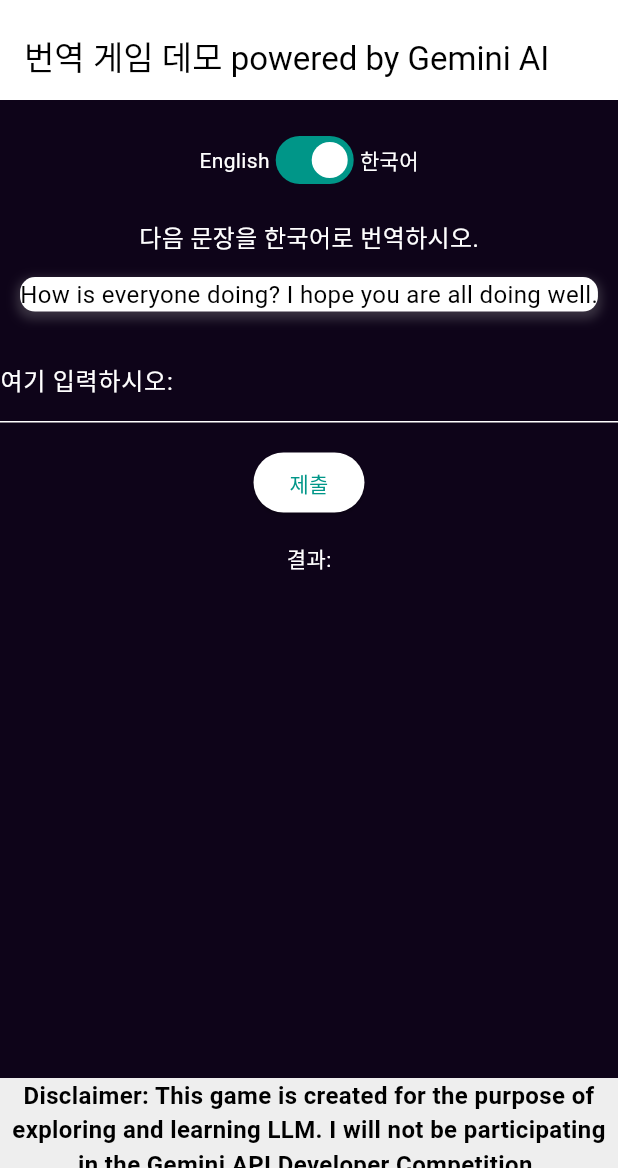
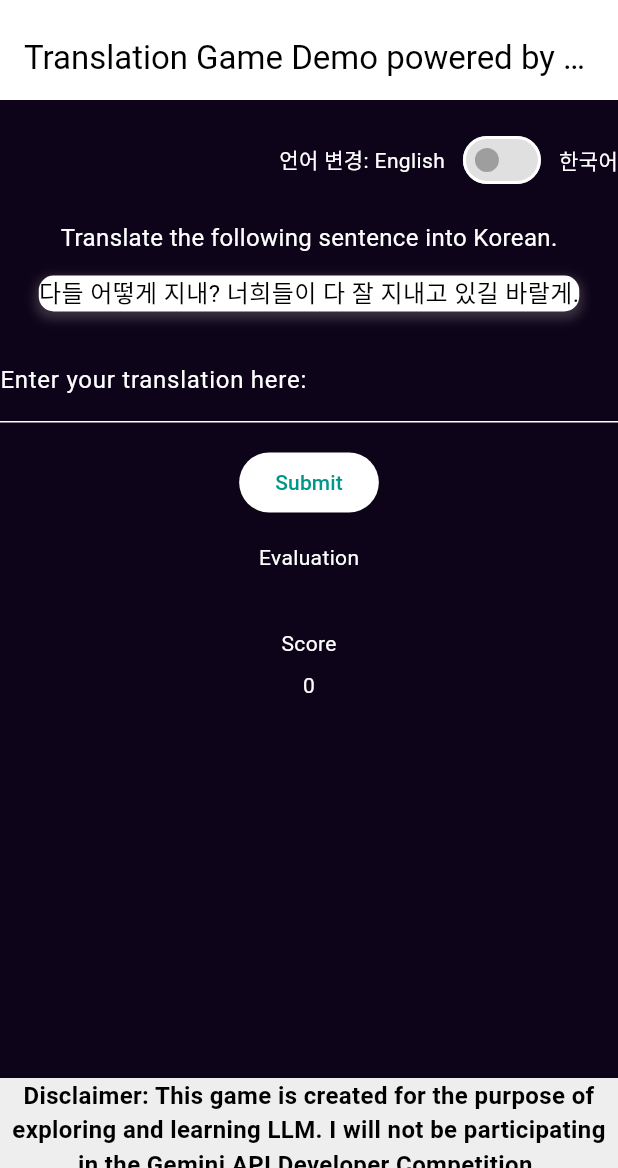
Before and after one commit to hyunjaemoon/portfolio, a Flutter app: the screen it shows after launch, on a phone screen of 412 x 824 dp, the part 68-1236 px from its top. Run offline on Flutter 3.47's test engine with Material 3 defaults, Android fonts, the phone set to English and light mode, and no system bars; our stand-ins replace audioplayers, flutter_dotenv, font_awesome_flutter; missing offline and left inert: dart:ui_web.

Commit message:
Implemented Response interface and have AI model return json

```diff
--- a/lib/main.dart
+++ b/lib/main.dart
@@ -6,7 +6,7 @@ import 'package:font_awesome_flutter/font_awesome_flutter.dart';
 import 'package:moonbook/home.dart';
 import 'package:moonbook/resume.dart';
 import 'package:moonbook/snake.dart';
-import 'package:moonbook/translation_game/game_page.dart';
+import 'package:moonbook/translation_game/demo_page.dart';
 import 'package:moonbook/translation_game/home_page.dart';
 import 'package:moonbook/utils.dart';
 
@@ -93,7 +93,7 @@ class _PortfolioMainPageState extends State<PortfolioMainPage> {
               },
             ),
           ]),
-      body: TranslationGameWidget(), // TODO: Replace with _buildBody()
+      body: TranslationGameDemoWidget(), // TODO: Replace with _buildBody()
     );
   }
 
--- a/lib/translation_game/api_interface.dart
+++ b/lib/translation_game/api_interface.dart
@@ -3,17 +3,54 @@ import 'package:flutter_dotenv/flutter_dotenv.dart';
 // ignore: depend_on_referenced_packages
 import 'package:http/http.dart' as http;
 
+abstract class Response {
+  late final String response;
+}
+
+class GameResponse implements Response {
+  @override
+  late final String response;
+  late final int score;
+
+  GameResponse({required this.response, required this.score});
+}
+
+class ErrorResponse implements Response {
+  @override
+  late final String response;
+
+  ErrorResponse(this.response);
+}
+
 class ApiService {
   final DotEnv dotenv = DotEnv();
+  final String envKey = 'GEMINI_API_KEY';
+  String apiKey = '';
+  String errorMessage = '';
 
-  Future<String> sendAIRequest({
+  ApiService() {
+    // Obtain the Gemini API key from the .env file
+    dotenv.load(fileName: '.env').then((_) {
+      if (dotenv.env.containsKey(envKey)) {
+        apiKey = dotenv.env[envKey]!;
+      } else {
+        errorMessage = 'API key not found';
+      }
+    }).catchError((error) {
+      errorMessage = error;
+    });
+  }
+
+  Future<Response> sendAIRequest({
     required String primaryLanguage,
     required String secondaryLanguage,
     required String prompt,
     required String userInput,
   }) async {
-    await dotenv.load(fileName: '.env');
-    final String? apiKey = dotenv.env['GEMINI_API_KEY'];
+    if (errorMessage.isNotEmpty) {
+      return ErrorResponse(errorMessage);
+    }
+
     final String url =
         'https://generativelanguage.googleapis.com/v1beta/models/gemini-pro:generateContent?key=$apiKey';
 
@@ -23,7 +60,11 @@ translated the given $secondaryLanguage Sentence into $primaryLanguage sentence.
 Give me a proper game-like response. The game-like response should be concise in
 a single $primaryLanguage  sentence. The question is "$prompt" and the User input is
 "$userInput". Also, please provide a score from 1 to 100.
-Be very strict with your scoring.''';
+Be very strict with your scoring.
+
+Return a JSON object with the following format:
+{"translation_score": integer, "game_response": "string"}
+''';
 
     // TODO: Extract part of the inputTxt into tools.functionDeclarations
     final Map<String, dynamic> requestBody = {
@@ -43,16 +84,32 @@ Be very strict with your scoring.''';
       body: requestBodyJson,
     );
 
+    final responseBody = jsonDecode(response.body);
+
     if (response.statusCode == 200) {
-      final responseBody = jsonDecode(response.body);
       final candidates = responseBody['candidates'];
-      final content = candidates[0]['content'];
-      final parts = content['parts'];
-      final text = parts[0]['text'];
-
-      return text;
+      if (candidates != null && candidates.isNotEmpty) {
+        final content = candidates[0]['content'];
+        if (content != null) {
+          final parts = content['parts'];
+          if (parts != null && parts.isNotEmpty) {
+            final text = parts[0]['text'];
+            if (text != null) {
+              final gameResponseBody = jsonDecode(text);
+              final gameResponse = gameResponseBody['game_response'];
+              final translationScore = gameResponseBody['translation_score'];
+              if (gameResponse != null && translationScore != null) {
+                return GameResponse(
+                    response: gameResponse, score: translationScore);
+              }
+            }
+          }
+        }
+      }
+      return ErrorResponse(
+          "Invalid response format: ${responseBody.toString()}");
     } else {
-      throw Exception('Failed to send AI request');
+      return ErrorResponse("Response Error: ${responseBody.toString()}");
     }
   }
 }
--- a/lib/translation_game/game_page.dart
+++ b/lib/translation_game/demo_page.dart
@@ -2,21 +2,20 @@
 import 'dart:ui_web';
 
 import 'package:flutter/material.dart';
-import 'package:flutter/widgets.dart';
-import 'package:flutter_dotenv/flutter_dotenv.dart';
 import 'package:moonbook/translation_game/api_interface.dart';
 import 'package:moonbook/translation_game/disclaimer.dart';
 import 'package:moonbook/translation_game/instructions.dart';
 
-class TranslationGameWidget extends StatefulWidget {
-  const TranslationGameWidget({Key? key}) : super(key: key);
+class TranslationGameDemoWidget extends StatefulWidget {
+  const TranslationGameDemoWidget({Key? key}) : super(key: key);
 
   @override
   // ignore: library_private_types_in_public_api
-  _TranslationGameWidgetState createState() => _TranslationGameWidgetState();
+  _TranslationGameDemoWidgetState createState() =>
+      _TranslationGameDemoWidgetState();
 }
 
-class _TranslationGameWidgetState extends State<TranslationGameWidget>
+class _TranslationGameDemoWidgetState extends State<TranslationGameDemoWidget>
     with SingleTickerProviderStateMixin {
   late Instructions _instructions;
   late TextEditingController _textController;
@@ -28,12 +27,13 @@ class _TranslationGameWidgetState extends State<TranslationGameWidget>
   late String _secondaryLanguage;
 
   String response = '';
-  bool isKorean = true; // Track the current language direction
+  int score = 0;
+  bool isKorean = false; // Track the current language direction
+  bool isLoading = false; // Track if Gemini API Request is loading.
 
   @override
   void initState() {
     super.initState();
-    dotenv.load(fileName: '.env');
     _textController = TextEditingController();
     _animationController = AnimationController(
       vsync: this,
@@ -62,6 +62,9 @@ class _TranslationGameWidgetState extends State<TranslationGameWidget>
   }
 
   Future<void> sendAIRequest() async {
+    setState(() {
+      isLoading = true;
+    });
     try {
       final apiResponse = await _apiService.sendAIRequest(
         primaryLanguage: _primaryLanguage,
@@ -71,21 +74,34 @@ class _TranslationGameWidgetState extends State<TranslationGameWidget>
       );
 
       setState(() {
-        response = apiResponse;
+        response = apiResponse.response;
+        if (apiResponse is GameResponse) {
+          score = apiResponse.score;
+        } else {
+          score = 0;
+        }
       });
     } catch (e) {
       setState(() {
         response = 'Error: ${e.toString()}';
+        score = 0;
       });
     }
+    setState(() {
+      isLoading = false;
+    });
   }
 
   void toggleLanguageDirection(value) {
     setState(() {
       isKorean = value; // Toggle the language direction
+      _textController
+          .clear(); // Clear the text field when the language direction changes
       _primaryLanguage = isKorean ? 'Korean' : 'English';
       _secondaryLanguage = isKorean ? 'English' : 'Korean';
       _instructions = isKorean ? KoreanInstructions() : EnglishInstructions();
+      response = ''; // Clear the response when the language direction changes
+      score = 0; // Reset the score when the language direction changes
     });
   }
 
@@ -107,13 +123,23 @@ class _TranslationGameWidgetState extends State<TranslationGameWidget>
             children: [
               spacing,
               Row(
-                mainAxisAlignment: MainAxisAlignment.center,
+                mainAxisAlignment: MainAxisAlignment.end,
                 children: [
+                  Text('${_instructions.languageToggle}: ',
+                      style: TextStyle(color: Colors.white)),
                   const Text('English', style: TextStyle(color: Colors.white)),
-                  Switch(
-                    value: isKorean,
-                    onChanged: (value) => toggleLanguageDirection(value),
+                  SizedBox(width: 8),
+                  Transform.scale(
+                    scale: 1.0,
+                    child: Switch(
+                      value: isKorean,
+                      onChanged: (value) => toggleLanguageDirection(value),
+                      activeColor: Colors.green,
+                      inactiveThumbColor: Colors.grey,
+                      inactiveTrackColor: Colors.grey.shade300,
+                    ),
                   ),
+                  SizedBox(width: 8),
                   const Text('한국어', style: TextStyle(color: Colors.white)),
                 ],
               ),
@@ -169,7 +195,9 @@ class _TranslationGameWidgetState extends State<TranslationGameWidget>
               ),
               spacing,
               ElevatedButton(
-                onPressed: () => sendAIRequest(),
+                onPressed: () => {
+                  if (!isLoading) {sendAIRequest()}
+                },
                 child: Text(_instructions.buttonText),
               ),
               const SizedBox(height: 16),
@@ -182,6 +210,16 @@ class _TranslationGameWidgetState extends State<TranslationGameWidget>
                 response,
                 style: TextStyle(color: Colors.white),
               ),
+              const SizedBox(height: 8),
+              Text(
+                _instructions.score,
+                style: TextStyle(color: Colors.white),
+              ),
+              const SizedBox(height: 8),
+              Text(
+                score.toString(),
+                style: TextStyle(color: Colors.white),
+              ),
             ],
           ),
         ),
--- a/lib/translation_game/home_page.dart
+++ b/lib/translation_game/home_page.dart
@@ -2,7 +2,7 @@ import 'dart:math';
 
 import 'package:flutter/material.dart';
 import 'package:moonbook/translation_game/disclaimer.dart';
-import 'package:moonbook/translation_game/game_page.dart';
+import 'package:moonbook/translation_game/demo_page.dart';
 
 class TranslationGameHomePage extends StatefulWidget {
   @override
@@ -56,7 +56,7 @@ class _TranslationGameHomePageState extends State<TranslationGameHomePage>
                   Navigator.push(
                     context,
                     MaterialPageRoute(
-                      builder: (context) => TranslationGameWidget(),
+                      builder: (context) => TranslationGameDemoWidget(),
                     ),
                   );
                 },
--- a/lib/translation_game/instructions.dart
+++ b/lib/translation_game/instructions.dart
@@ -1,10 +1,12 @@
 abstract class Instructions {
   String get title;
+  String get languageToggle;
   String get instruction;
   String get prompt;
   set prompt(String value); // Setter for prompt
   String get input;
   String get buttonText;
+  String get score;
   String get result;
 }
 
@@ -12,8 +14,9 @@ class KoreanInstructions implements Instructions {
   @override
   String title = "번역 게임 데모 powered by Gemini AI";
   @override
+  String languageToggle = "Language Toggle";
+  @override
   String instruction = "다음 문장을 한국어로 번역하시오.";
-  @override
   String _prompt =
       "How is everyone doing? I hope you are all doing well."; // Private field for prompt
   @override
@@ -25,15 +28,18 @@ class KoreanInstructions implements Instructions {
   @override
   String buttonText = "제출";
   @override
-  String result = "결과:";
+  String score = "점수";
+  @override
+  String result = "평가";
 }
 
 class EnglishInstructions implements Instructions {
   @override
-  String title = "Translation Game powered by Gemini AI Demo";
+  String title = "Translation Game Demo powered by Gemini AI";
+  @override
+  String languageToggle = "언어 변경";
   @override
   String instruction = "Translate the following sentence into Korean.";
-  @override
   String _prompt =
       "다들 어떻게 지내? 너희들이 다 잘 지내고 있길 바랄게."; // Private field for prompt
   @override
@@ -45,5 +51,7 @@ class EnglishInstructions implements Instructions {
   @override
   String buttonText = "Submit";
   @override
-  String result = "Result:";
+  String score = "Score";
+  @override
+  String result = "Evaluation";
 }
```
Also changed, not shown: 1 other file.
